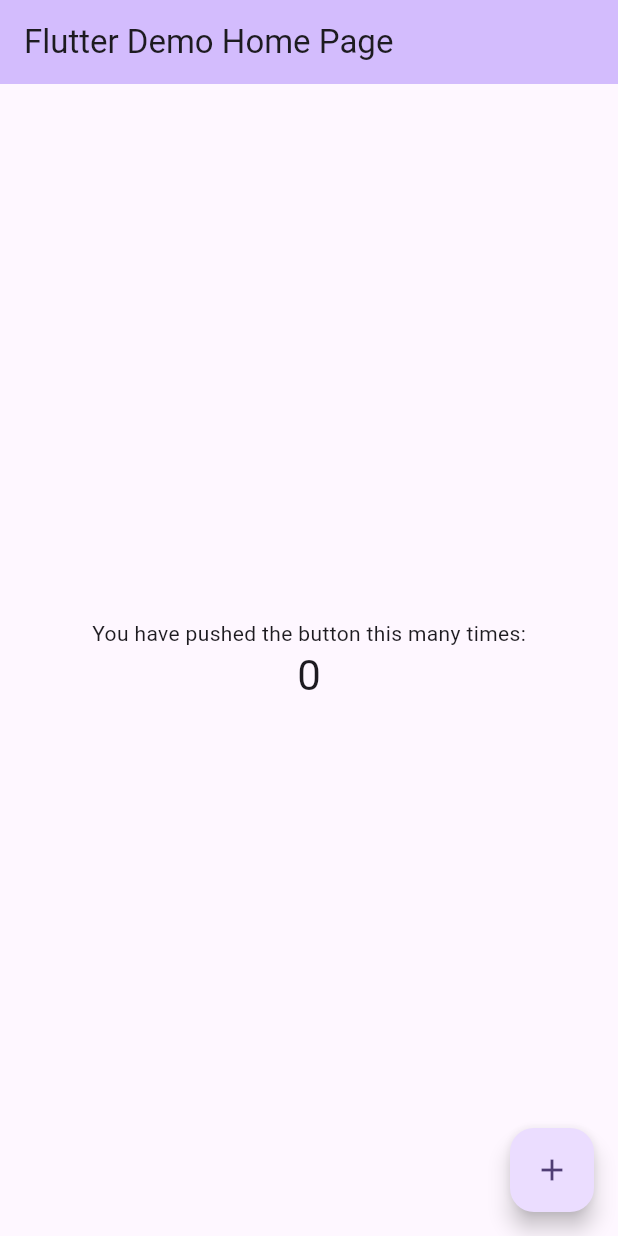
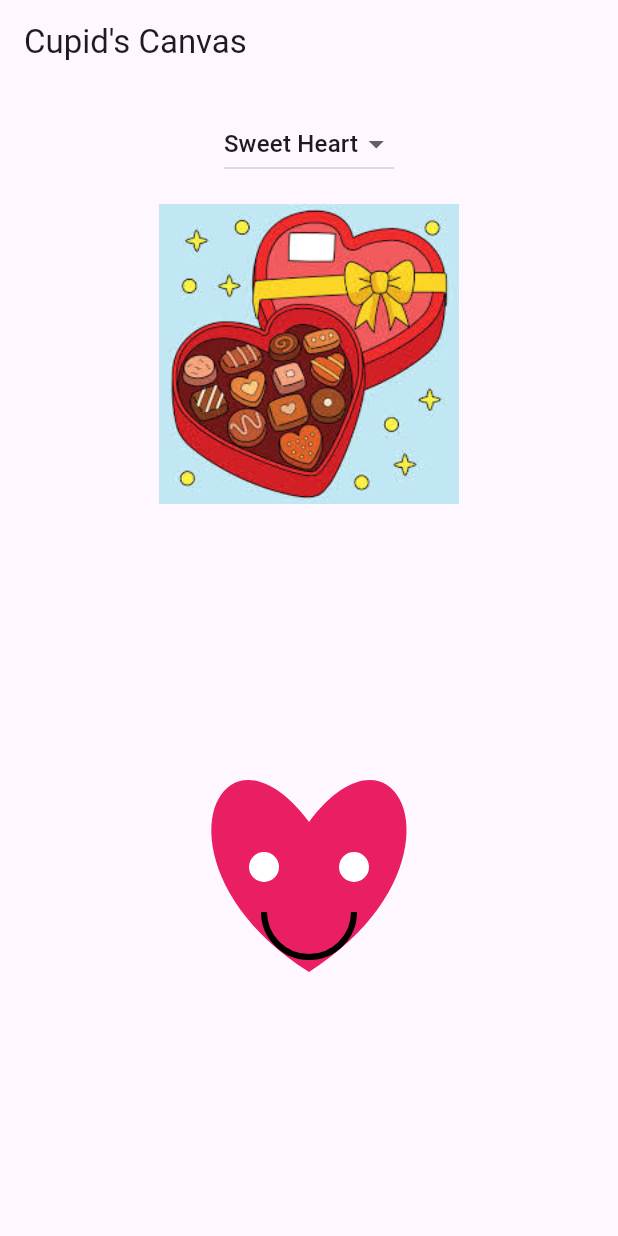
Before and after one commit to femioduba1/group_challenge, a Flutter app: the screen it shows after launch, on a phone screen of 412 x 824 dp. Run offline on Flutter 3.47's test engine with Material 3 defaults, Android fonts, the phone set to English and light mode, and no system bars.

```diff
--- a/lib/main.dart
+++ b/lib/main.dart
@@ -1,122 +1,139 @@
 import 'package:flutter/material.dart';
 
-void main() {
-  runApp(const MyApp());
-}
+void main() => runApp(const ValentineApp());
 
-class MyApp extends StatelessWidget {
-  const MyApp({super.key});
+class ValentineApp extends StatelessWidget {
+  const ValentineApp({super.key});
 
-  // This widget is the root of your application.
   @override
   Widget build(BuildContext context) {
     return MaterialApp(
-      title: 'Flutter Demo',
-      theme: ThemeData(
-        // This is the theme of your application.
-        //
-        // TRY THIS: Try running your application with "flutter run". You'll see
-        // the application has a purple toolbar. Then, without quitting the app,
-        // try changing the seedColor in the colorScheme below to Colors.green
-        // and then invoke "hot reload" (save your changes or press the "hot
-        // reload" button in a Flutter-supported IDE, or press "r" if you used
-        // the command line to start the app).
-        //
-        // Notice that the counter didn't reset back to zero; the application
-        // state is not lost during the reload. To reset the state, use hot
-        // restart instead.
-        //
-        // This works for code too, not just values: Most code changes can be
-        // tested with just a hot reload.
-        colorScheme: .fromSeed(seedColor: Colors.deepPurple),
-      ),
-      home: const MyHomePage(title: 'Flutter Demo Home Page'),
+      debugShowCheckedModeBanner: false,
+      home: const ValentineHome(),
+      theme: ThemeData(useMaterial3: true),
     );
   }
 }
 
-class MyHomePage extends StatefulWidget {
-  const MyHomePage({super.key, required this.title});
-
-  // This widget is the home page of your application. It is stateful, meaning
-  // that it has a State object (defined below) that contains fields that affect
-  // how it looks.
-
-  // This class is the configuration for the state. It holds the values (in this
-  // case the title) provided by the parent (in this case the App widget) and
-  // used by the build method of the State. Fields in a Widget subclass are
-  // always marked "final".
-
-  final String title;
+class ValentineHome extends StatefulWidget {
+  const ValentineHome({super.key});
 
   @override
-  State<MyHomePage> createState() => _MyHomePageState();
+  State<ValentineHome> createState() => _ValentineHomeState();
 }
 
-class _MyHomePageState extends State<MyHomePage> {
-  int _counter = 0;
-
-  void _incrementCounter() {
-    setState(() {
-      // This call to setState tells the Flutter framework that something has
-      // changed in this State, which causes it to rerun the build method below
-      // so that the display can reflect the updated values. If we changed
-      // _counter without calling setState(), then the build method would not be
-      // called again, and so nothing would appear to happen.
-      _counter++;
-    });
-  }
+class _ValentineHomeState extends State<ValentineHome> {
+  final List<String> emojiOptions = ['Sweet Heart', 'Party Heart'];
+  String selectedEmoji = 'Sweet Heart';
 
   @override
   Widget build(BuildContext context) {
-    // This method is rerun every time setState is called, for instance as done
-    // by the _incrementCounter method above.
-    //
-    // The Flutter framework has been optimized to make rerunning build methods
-    // fast, so that you can just rebuild anything that needs updating rather
-    // than having to individually change instances of widgets.
     return Scaffold(
-      appBar: AppBar(
-        // TRY THIS: Try changing the color here to a specific color (to
-        // Colors.amber, perhaps?) and trigger a hot reload to see the AppBar
-        // change color while the other colors stay the same.
-        backgroundColor: Theme.of(context).colorScheme.inversePrimary,
-        // Here we take the value from the MyHomePage object that was created by
-        // the App.build method, and use it to set our appbar title.
-        title: Text(widget.title),
-      ),
-      body: Center(
-        // Center is a layout widget. It takes a single child and positions it
-        // in the middle of the parent.
-        child: Column(
-          // Column is also a layout widget. It takes a list of children and
-          // arranges them vertically. By default, it sizes itself to fit its
-          // children horizontally, and tries to be as tall as its parent.
-          //
-          // Column has various properties to control how it sizes itself and
-          // how it positions its children. Here we use mainAxisAlignment to
-          // center the children vertically; the main axis here is the vertical
-          // axis because Columns are vertical (the cross axis would be
-          // horizontal).
-          //
-          // TRY THIS: Invoke "debug painting" (choose the "Toggle Debug Paint"
-          // action in the IDE, or press "p" in the console), to see the
-          // wireframe for each widget.
-          mainAxisAlignment: .center,
-          children: [
-            const Text('You have pushed the button this many times:'),
-            Text(
-              '$_counter',
-              style: Theme.of(context).textTheme.headlineMedium,
+      appBar: AppBar(title: const Text('Cupid\'s Canvas')),
+      body: Column(
+        children: [
+          const SizedBox(height: 16),
+          DropdownButton<String>(
+            value: selectedEmoji,
+            items: emojiOptions
+                .map((e) => DropdownMenuItem(value: e, child: Text(e)))
+                .toList(),
+            onChanged: (value) =>
+                setState(() => selectedEmoji = value ?? selectedEmoji),
+          ),
+          const SizedBox(height: 16),
+
+          // <-- Added image from assets
+          Container(
+            width: 200,
+            height: 200,
+            decoration: BoxDecoration(
+              image: DecorationImage(
+                image: AssetImage('assets/images/chocolate.jpeg'),
+                fit: BoxFit.cover,
+              ),
             ),
-          ],
-        ),
-      ),
-      floatingActionButton: FloatingActionButton(
-        onPressed: _incrementCounter,
-        tooltip: 'Increment',
-        child: const Icon(Icons.add),
+          ),
+          const SizedBox(height: 16),
+          Expanded(
+            child: Center(
+              child: CustomPaint(
+                size: const Size(300, 300),
+                painter: HeartEmojiPainter(type: selectedEmoji),
+              ),
+            ),
+          ),
+        ],
       ),
     );
   }
 }
+
+class HeartEmojiPainter extends CustomPainter {
+  HeartEmojiPainter({required this.type});
+  final String type;
+
+  @override
+  void paint(Canvas canvas, Size size) {
+    final center = Offset(size.width / 2, size.height / 2);
+    final paint = Paint()..style = PaintingStyle.fill;
+
+    // Heart base
+    final heartPath = Path()
+      ..moveTo(center.dx, center.dy + 60)
+      ..cubicTo(
+        center.dx + 110,
+        center.dy - 10,
+        center.dx + 60,
+        center.dy - 120,
+        center.dx,
+        center.dy - 40,
+      )
+      ..cubicTo(
+        center.dx - 60,
+        center.dy - 120,
+        center.dx - 110,
+        center.dy - 10,
+        center.dx,
+        center.dy + 60,
+      )
+      ..close();
+
+    paint.color = type == 'Party Heart'
+        ? const Color(0xFFF48FB1)
+        : const Color(0xFFE91E63);
+    canvas.drawPath(heartPath, paint);
+
+    // Face features
+    final eyePaint = Paint()..color = Colors.white;
+    canvas.drawCircle(Offset(center.dx - 30, center.dy - 10), 10, eyePaint);
+    canvas.drawCircle(Offset(center.dx + 30, center.dy - 10), 10, eyePaint);
+
+    final mouthPaint = Paint()
+      ..color = Colors.black
+      ..style = PaintingStyle.stroke
+      ..strokeWidth = 4;
+    canvas.drawArc(
+      Rect.fromCircle(center: Offset(center.dx, center.dy + 20), radius: 30),
+      0,
+      3.14,
+      false,
+      mouthPaint,
+    );
+
+    // Party hat placeholder
+    if (type == 'Party Heart') {
+      final hatPaint = Paint()..color = const Color(0xFFFFD54F);
+      final hatPath = Path()
+        ..moveTo(center.dx, center.dy - 110)
+        ..lineTo(center.dx - 40, center.dy - 40)
+        ..lineTo(center.dx + 40, center.dy - 40)
+        ..close();
+      canvas.drawPath(hatPath, hatPaint);
+    }
+  }
+
+  @override
+  bool shouldRepaint(covariant HeartEmojiPainter oldDelegate) =>
+      oldDelegate.type != type;
+}
--- a/pubspec.yaml
+++ b/pubspec.yaml
@@ -58,7 +58,7 @@ flutter:
   uses-material-design: true
 
   # To add assets to your application, add an assets section, like this:
-assets:
+  assets:
    - assets/images/
   # An image asset can refer to one or more resolution-specific "variants", see
   # https://flutter.dev/to/resolution-aware-images
```
